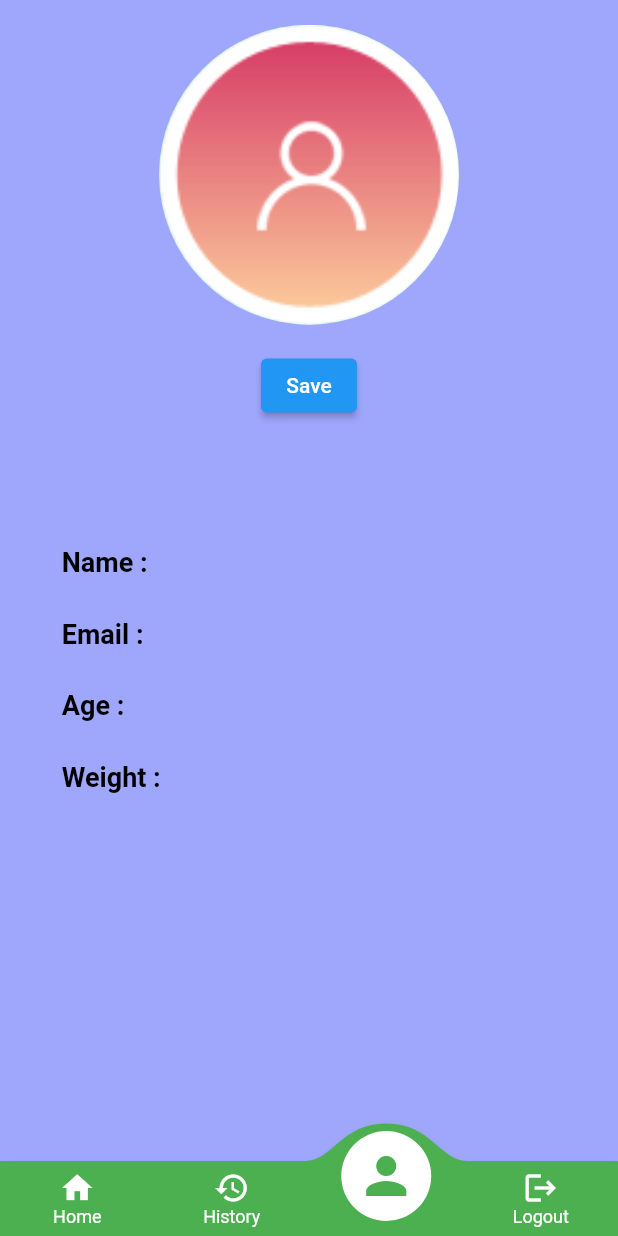
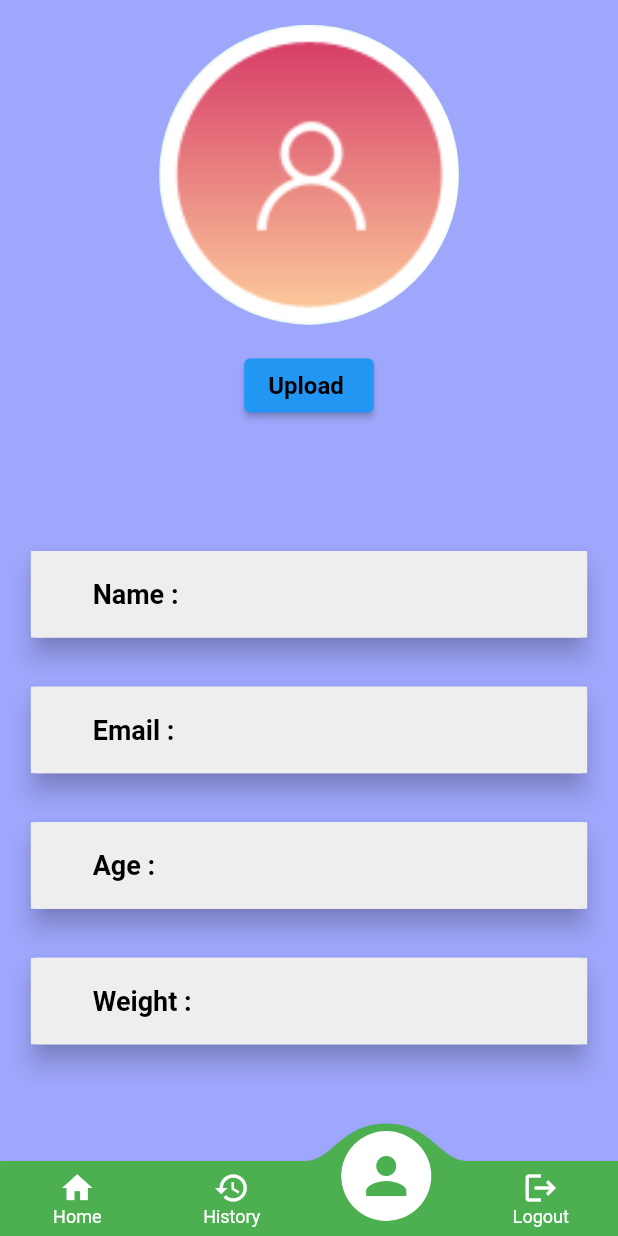
Before and after one commit to Sabir-Islam-Khan/Work-It-Out, a Flutter app: the screen it shows once a user with an empty profile is signed in, item 3 of the bottom bar chosen, on a phone screen of 412 x 824 dp. Run offline on Flutter 3.47's test engine with Material 2 defaults, Android fonts, the phone set to English and light mode, and no system bars; drawn by our look-alikes of convex_bottom_bar; our stand-ins replace cloud_firestore, firebase_auth, firebase_messaging, firebase_storage, fl_chart, geolocator and 9 more; missing offline and left inert: onesignal_flutter; accounts and stored records are empty; network calls fail.

Commit message:
Final work

```diff
--- a/lib/Screens/ProfilePage.dart
+++ b/lib/Screens/ProfilePage.dart
@@ -65,7 +65,7 @@ class _ProfilePageState extends State<ProfilePage> {
   final picker = ImagePicker();
 
   final FirebaseStorage _storage =
-      FirebaseStorage(storageBucket: "gs://workitout-cd1bb.appspot.com");
+      FirebaseStorage(storageBucket: "gs://work-it-out-43d58.appspot.com");
 
   Future getImage() async {
     final pickedFile = await picker.getImage(
@@ -225,7 +225,14 @@ class _ProfilePageState extends State<ProfilePage> {
                                 print("Uid in profile is $_uid");
                                 uploadImage();
                               },
-                              child: Text("Save"),
+                              child: Text(
+                                "Upload ",
+                                style: TextStyle(
+                                  fontSize: 16.0,
+                                  fontWeight: FontWeight.bold,
+                                  color: Colors.black,
+                                ),
+                              ),
                             ),
                           ],
                         ),
@@ -261,6 +268,15 @@ class _ProfilePageState extends State<ProfilePage> {
                               return Column(
                                 children: [
                                   Row(
+                                    mainAxisAlignment: MainAxisAlignment.center,
+                                    children: [
+                                      Card(
+                                        elevation: 7.0,
+                                        child: Container(
+                                          height: totalHeight * 0.07,
+                                          width: totalWidth * 0.9,
+                                          color: Colors.grey[200],
+                                          child: Row(
                                             children: [
                                               SizedBox(
                                                 width: totalWidth * 0.1,
@@ -269,18 +285,23 @@ class _ProfilePageState extends State<ProfilePage> {
                                                 "Name : ",
                                                 style: TextStyle(
                                                   color: Colors.black,
+                                                  fontWeight: FontWeight.bold,
                                                   fontSize: 18.0,
-                                          fontWeight: FontWeight.bold,
                                                 ),
                                               ),
                                               SizedBox(
-                                        width: totalWidth * 0.03,
+                                                width: totalWidth * 0.05,
                                               ),
                                               Text(
                                                 snapshot.data['name'],
                                                 style: TextStyle(
-                                          color: Colors.white,
-                                          fontSize: 20.0,
+                                                  color: Colors.cyan[900],
+                                                  fontWeight: FontWeight.bold,
+                                                  fontSize: 18.0,
+                                                ),
+                                              ),
+                                            ],
+                                          ),
                                         ),
                                       ),
                                     ],
@@ -289,6 +310,15 @@ class _ProfilePageState extends State<ProfilePage> {
                                     height: totalHeight * 0.03,
                                   ),
                                   Row(
+                                    mainAxisAlignment: MainAxisAlignment.center,
+                                    children: [
+                                      Card(
+                                        elevation: 7.0,
+                                        child: Container(
+                                          height: totalHeight * 0.07,
+                                          width: totalWidth * 0.9,
+                                          color: Colors.grey[200],
+                                          child: Row(
                                             children: [
                                               SizedBox(
                                                 width: totalWidth * 0.1,
@@ -297,18 +327,23 @@ class _ProfilePageState extends State<ProfilePage> {
                                                 "Email : ",
                                                 style: TextStyle(
                                                   color: Colors.black,
+                                                  fontWeight: FontWeight.bold,
                                                   fontSize: 18.0,
-                                          fontWeight: FontWeight.bold,
                                                 ),
                                               ),
                                               SizedBox(
-                                        width: totalWidth * 0.03,
+                                                width: totalWidth * 0.05,
                                               ),
                                               Text(
                                                 snapshot.data['email'],
                                                 style: TextStyle(
-                                          color: Colors.white,
-                                          fontSize: 20.0,
+                                                  color: Colors.cyan[900],
+                                                  fontWeight: FontWeight.bold,
+                                                  fontSize: 18.0,
+                                                ),
+                                              ),
+                                            ],
+                                          ),
                                         ),
                                       ),
                                     ],
@@ -317,6 +352,15 @@ class _ProfilePageState extends State<ProfilePage> {
                                     height: totalHeight * 0.03,
                                   ),
                                   Row(
+                                    mainAxisAlignment: MainAxisAlignment.center,
+                                    children: [
+                                      Card(
+                                        elevation: 7.0,
+                                        child: Container(
+                                          height: totalHeight * 0.07,
+                                          width: totalWidth * 0.9,
+                                          color: Colors.grey[200],
+                                          child: Row(
                                             children: [
                                               SizedBox(
                                                 width: totalWidth * 0.1,
@@ -325,18 +369,23 @@ class _ProfilePageState extends State<ProfilePage> {
                                                 "Age : ",
                                                 style: TextStyle(
                                                   color: Colors.black,
+                                                  fontWeight: FontWeight.bold,
                                                   fontSize: 18.0,
-                                          fontWeight: FontWeight.bold,
                                                 ),
                                               ),
                                               SizedBox(
-                                        width: totalWidth * 0.06,
+                                                width: totalWidth * 0.05,
                                               ),
                                               Text(
                                                 snapshot.data['age'],
                                                 style: TextStyle(
-                                          color: Colors.white,
-                                          fontSize: 20.0,
+                                                  color: Colors.cyan[900],
+                                                  fontWeight: FontWeight.bold,
+                                                  fontSize: 18.0,
+                                                ),
+                                              ),
+                                            ],
+                                          ),
                                         ),
                                       ),
                                     ],
@@ -345,6 +394,15 @@ class _ProfilePageState extends State<ProfilePage> {
                                     height: totalHeight * 0.03,
                                   ),
                                   Row(
+                                    mainAxisAlignment: MainAxisAlignment.center,
+                                    children: [
+                                      Card(
+                                        elevation: 7.0,
+                                        child: Container(
+                                          height: totalHeight * 0.07,
+                                          width: totalWidth * 0.9,
+                                          color: Colors.grey[200],
+                                          child: Row(
                                             children: [
                                               SizedBox(
                                                 width: totalWidth * 0.1,
@@ -353,18 +411,23 @@ class _ProfilePageState extends State<ProfilePage> {
                                                 "Weight : ",
                                                 style: TextStyle(
                                                   color: Colors.black,
+                                                  fontWeight: FontWeight.bold,
                                                   fontSize: 18.0,
-                                          fontWeight: FontWeight.bold,
                                                 ),
                                               ),
                                               SizedBox(
-                                        width: totalWidth * 0.03,
+                                                width: totalWidth * 0.05,
                                               ),
                                               Text(
                                                 snapshot.data['weight'],
                                                 style: TextStyle(
-                                          color: Colors.white,
-                                          fontSize: 20.0,
+                                                  color: Colors.cyan[900],
+                                                  fontWeight: FontWeight.bold,
+                                                  fontSize: 18.0,
+                                                ),
+                                              ),
+                                            ],
+                                          ),
                                         ),
                                       ),
                                     ],
```
Also changed, not shown: 4 other files. Lines whose indentation alone changed are shown as unchanged.
